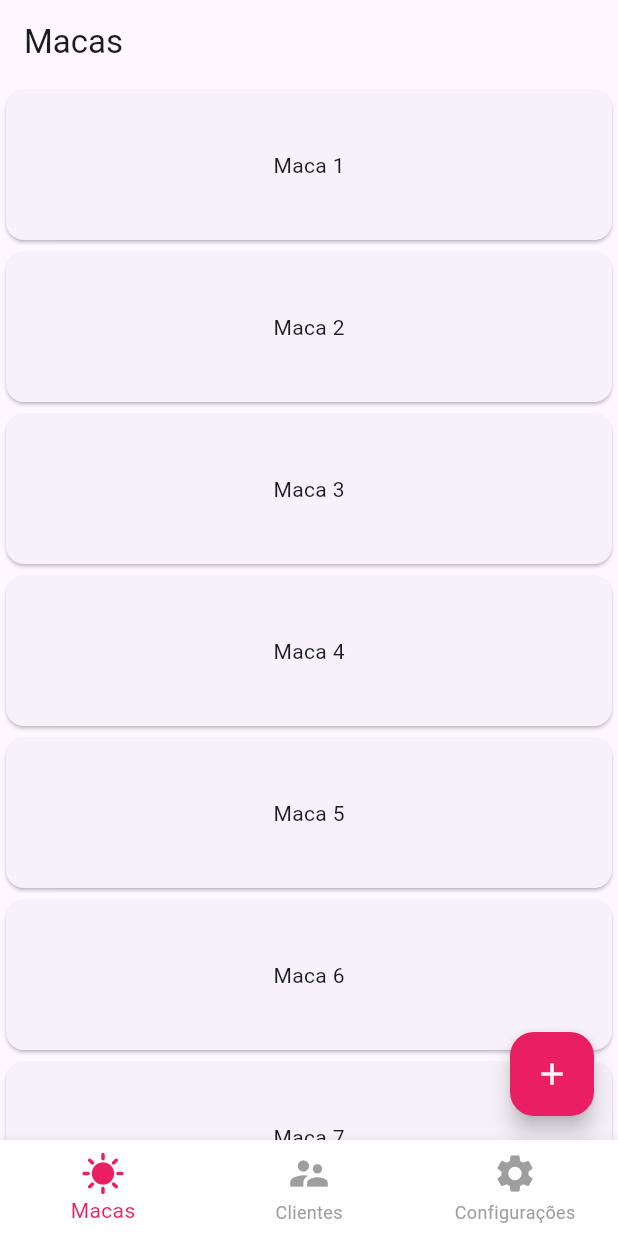
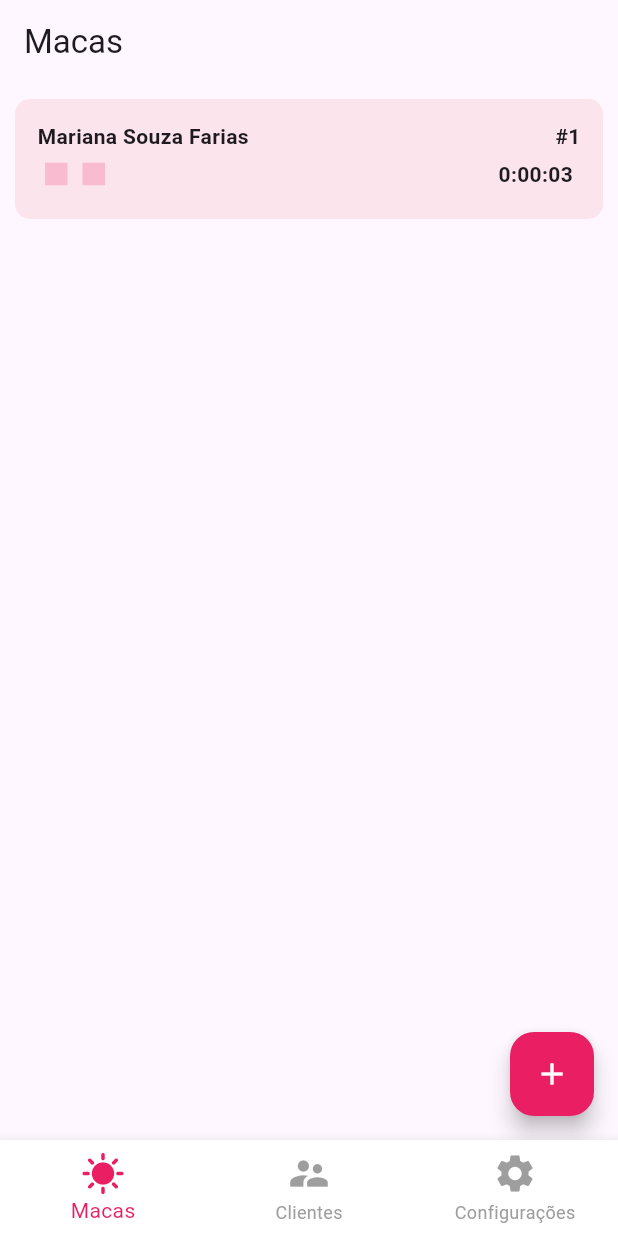
Before and after one commit to Fael123Programming/agendador-bronzeamento-flutter, a Flutter app: the screen it shows after launch, after a tap on the "add" icon, on a phone screen of 412 x 824 dp. Run offline on Flutter 3.47's test engine with Material 3 defaults, Android fonts, the light colour scheme and no system bars; our stand-ins replace grouped_list, image_picker, nice_buttons.

Commit message:
Feat.: bed card with timer

```diff
--- a/lib/views/beds/beds.dart
+++ b/lib/views/beds/beds.dart
@@ -1,5 +1,5 @@
 import 'package:flutter/material.dart';
-import 'components/item_widget.dart';
+import 'package:agendador_bronzeamento/views/beds/components/bed_card.dart';
 
 class Beds extends StatefulWidget {
   const Beds({super.key});
@@ -9,16 +9,37 @@ class Beds extends StatefulWidget {
 }
 
 class _BedsState extends State<Beds> {
-  int items = 14;
+  final List<BedCard> _bedCards = [];
+
+  @override
+  void initState() {
+    super.initState();
+    _bedCards.add(
+      BedCard(
+        clientName: 'Mariana Souza Farias',
+        bedNumber: 1,
+        onFinished: () => setState(() => _bedCards.removeAt(0)),
+      ),
+    );
+  }
 
   @override
   Widget build(BuildContext context) {
     return Scaffold(
       appBar: AppBar(
-        title: const Text('Macas'),
+        title: _bedCards.isEmpty ? Container() : const Text('Macas'),
       ),
       body: Center(
-        child: LayoutBuilder(
+        child: _bedCards.isEmpty
+            ? const Text(
+                'Sem clientes \nem macas',
+                textAlign: TextAlign.center,
+                style: TextStyle(
+                  fontWeight: FontWeight.bold,
+                  fontSize: 30,
+                ),
+              )
+            : LayoutBuilder(
                 builder: (context, constraints) {
                   return SingleChildScrollView(
                     child: SafeArea(
@@ -29,12 +50,7 @@ class _BedsState extends State<Beds> {
                         child: Column(
                           mainAxisAlignment: MainAxisAlignment.start,
                           crossAxisAlignment: CrossAxisAlignment.center,
-                    children: List.generate(
-                      items,
-                      (index) => ItemWidget(
-                        text: 'Maca ${index + 1}',
-                      ),
-                    ),
+                          children: List.from(_bedCards),
                         ),
                       ),
                     ),
--- /dev/null
+++ b/lib/views/beds/components/bed_card.dart
@@ -0,0 +1,62 @@
+import 'package:agendador_bronzeamento/views/beds/components/turn_around_blocks/turn_around_blocks.dart';
+import 'package:flutter/material.dart';
+
+class BedCard extends StatefulWidget {
+  final String clientName;
+  final int bedNumber;
+  final void Function() onFinished;
+
+  const BedCard(
+      {super.key,
+      required this.clientName,
+      required this.bedNumber,
+      required this.onFinished});
+
+  @override
+  State<BedCard> createState() => _BedCardState();
+}
+
+class _BedCardState extends State<BedCard> {
+  int filled = 4, total = 4;
+
+  @override
+  Widget build(BuildContext context) {
+    return Container(
+      decoration: BoxDecoration(
+        color: Colors.pink[50],
+        borderRadius: const BorderRadius.all(
+          Radius.circular(10),
+        ),
+      ),
+      margin: const EdgeInsets.all(10),
+      padding: const EdgeInsets.all(15),
+      child: Column(
+        mainAxisAlignment: MainAxisAlignment.start,
+        children: [
+          Row(
+            mainAxisAlignment: MainAxisAlignment.spaceBetween,
+            children: [
+              Text(
+                widget.clientName,
+                style: const TextStyle(
+                  fontWeight: FontWeight.bold,
+                ),
+              ),
+              Text(
+                "#${widget.bedNumber}",
+                style: const TextStyle(
+                  fontWeight: FontWeight.bold,
+                ),
+              ),
+            ],
+          ),
+          TurnAroundBlocks(
+            blocks: 2,
+            durationPerBlock: Duration(seconds: 10),
+            onFinished: widget.onFinished,
+          )
+        ],
+      ),
+    );
+  }
+}
--- a/lib/views/beds/components/item_widget.dart
+++ /dev/null
@@ -1,24 +0,0 @@
-import 'package:flutter/material.dart';
-
-class ItemWidget extends StatelessWidget {
-  const ItemWidget({
-    super.key,
-    required this.text,
-  });
-
-  final String text;
-
-  @override
-  Widget build(BuildContext context) {
-    return Card(
-      child: SizedBox(
-        height: 100,
-        child: Center(
-          child: Text(
-            text,
-          ),
-        ),
-      ),
-    );
-  }
-}
--- /dev/null
+++ b/lib/views/beds/components/turn_around_blocks/block.dart
@@ -0,0 +1,37 @@
+import 'package:flutter/material.dart';
+
+class BlockController {
+  late void Function() switchColor;
+}
+
+class Block extends StatefulWidget {
+  final BlockController controller;
+
+  const Block({super.key, required this.controller});
+
+  @override
+  // ignore: no_logic_in_create_state
+  State<Block> createState() => _BlockState(controller);
+}
+
+class _BlockState extends State<Block> {
+  _BlockState(BlockController controller) {
+    controller.switchColor = switchColor;
+  }
+
+  Color? color = Colors.pink[100];
+
+  @override
+  Widget build(BuildContext context) {
+    return Container(
+      width: 15,
+      height: 15,
+      margin: const EdgeInsets.all(5),
+      color: color,
+    );
+  }
+
+  void switchColor() {
+    setState(() => color = Colors.pink);
+  }
+}
--- /dev/null
+++ b/lib/views/beds/components/turn_around_blocks/turn_around_blocks.dart
@@ -0,0 +1,139 @@
+import 'dart:async';
+
+import 'package:agendador_bronzeamento/views/beds/components/turn_around_blocks/block.dart';
+import 'package:flutter/material.dart';
+
+class TurnAroundBlocks extends StatefulWidget {
+  final int blocks;
+  final Duration durationPerBlock;
+  final void Function() onFinished;
+
+  const TurnAroundBlocks(
+      {super.key,
+      required this.blocks,
+      required this.durationPerBlock,
+      required this.onFinished});
+
+  @override
+  State<TurnAroundBlocks> createState() => _TurnAroundBlocksState();
+}
+
+class _TurnAroundBlocksState extends State<TurnAroundBlocks> {
+  final _second = const Duration(seconds: 1);
+  final List<Map> _blocks = [];
+  int _finishedBlocks = 0;
+  late Duration _tempDuration;
+  bool _currentFinished = false;
+
+  @override
+  void initState() {
+    super.initState();
+    _tempDuration = widget.durationPerBlock;
+    for (int i = 0; i < widget.blocks; i++) {
+      final controller = BlockController();
+      _blocks.add({
+        'controller': controller,
+        'block': Block(
+          controller: controller,
+        )
+      });
+    }
+    _startCountdown();
+  }
+
+  @override
+  Widget build(BuildContext context) {
+    return Row(
+      mainAxisAlignment: MainAxisAlignment.spaceBetween,
+      children: [
+        Row(
+          children: _getBlocks(_blocks),
+        ),
+        _createHandle(),
+      ],
+    );
+  }
+
+  Widget _createHandle() {
+    Widget toReturn;
+    if (_currentFinished) {
+      if (_finishedBlocks == widget.blocks) {
+        toReturn = GestureDetector(
+          onTap: widget.onFinished,
+          child: Container(
+            decoration: const BoxDecoration(
+              color: Colors.pink,
+              borderRadius: BorderRadius.all(
+                Radius.circular(10),
+              ),
+            ),
+            padding: const EdgeInsets.all(5),
+            child: const Text(
+              'Terminar',
+              style: TextStyle(
+                color: Colors.white,
+              ),
+            ),
+          ),
+        );
+      } else {
+        toReturn = GestureDetector(
+          onTap: () {
+            setState(() {
+              _currentFinished = false;
+              _tempDuration = widget.durationPerBlock;
+              _startCountdown();
+            });
+          },
+          child: Container(
+            decoration: const BoxDecoration(
+              color: Colors.green,
+              borderRadius: BorderRadius.all(
+                Radius.circular(10),
+              ),
+            ),
+            padding: const EdgeInsets.all(5),
+            child: const Text(
+              'Próxima',
+              style: TextStyle(
+                color: Colors.white,
+              ),
+            ),
+          ),
+        );
+      }
+    } else {
+      toReturn = Container(
+        padding: const EdgeInsets.all(5),
+        child: Text(
+          _tempDuration.toString().split('.')[0],
+          style: const TextStyle(
+            fontWeight: FontWeight.bold,
+          ),
+        ),
+      );
+    }
+    return toReturn;
+  }
+
+  void _startCountdown() {
+    Timer.periodic(_second, (timer) {
+      if (_tempDuration.inSeconds > 1) {
+        setState(() => _tempDuration -= _second);
+      } else {
+        timer.cancel();
+        setState(() => _currentFinished = true);
+        (_blocks[_finishedBlocks++]['controller'] as BlockController)
+            .switchColor();
+      }
+    });
+  }
+
+  List<Block> _getBlocks(List<Map> blocks) {
+    List<Block> toReturn = [];
+    for (int i = 0; i < blocks.length; i++) {
+      toReturn.add(blocks[i]['block']);
+    }
+    return toReturn;
+  }
+}
```
Lines whose indentation alone changed are shown as unchanged.
